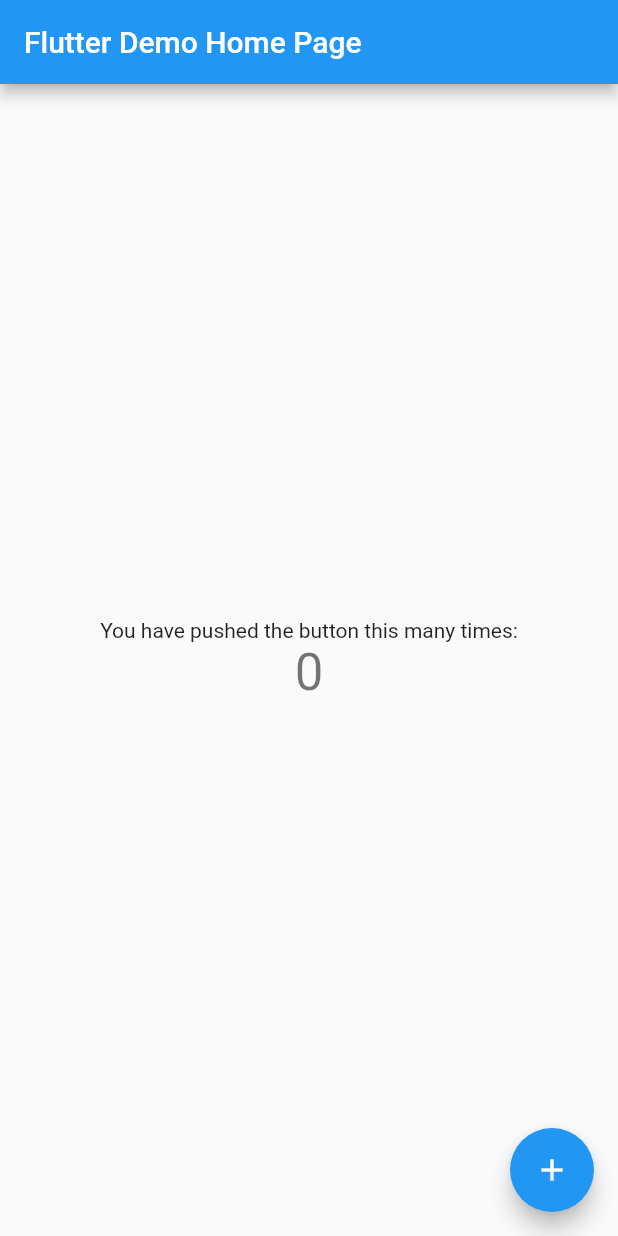
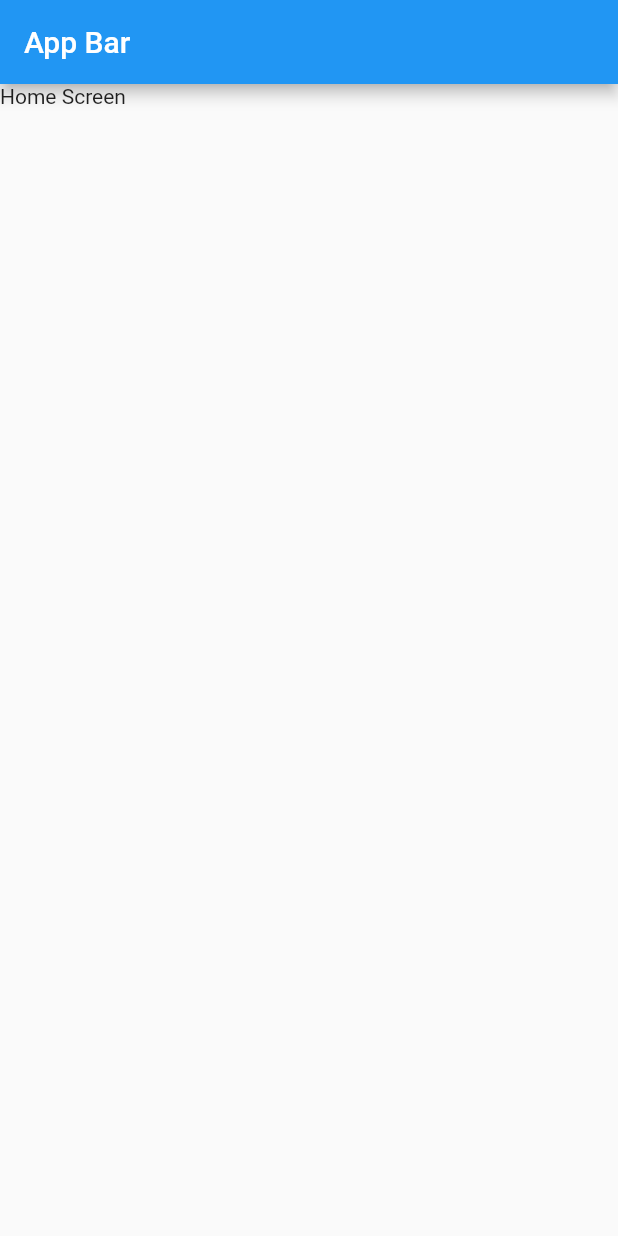
Before and after one commit to chak8x8/counta_app, a Flutter app: the screen it shows after launch, on a phone screen of 412 x 824 dp. Run offline on Flutter 3.47's test engine with Material 2 defaults, Android fonts, the phone set to English and light mode, and no system bars.

Commit message:
Edited Home Screen

```diff
--- a/lib/main.dart
+++ b/lib/main.dart
@@ -1,3 +1,4 @@
+import 'package:counta_app/screens/homescreen/homescreen.dart';
 import 'package:flutter/material.dart';
 
 void main() {
@@ -12,54 +13,27 @@ class MyApp extends StatelessWidget {
       theme: ThemeData(
         primarySwatch: Colors.blue,
       ),
-      home: MyHomePage(title: 'Flutter Demo Home Page'),
+      home: MyHomePage(),
     );
   }
 }
 
 class MyHomePage extends StatefulWidget {
-  MyHomePage({Key key, this.title}) : super(key: key);
-
-  final String title;
 
   @override
   _MyHomePageState createState() => _MyHomePageState();
 }
 
 class _MyHomePageState extends State<MyHomePage> {
-  int _counter = 0;
 
-  void _incrementCounter() {
-    setState(() {
-      _counter++;
-    });
-  }
 
   @override
   Widget build(BuildContext context) {
     return Scaffold(
       appBar: AppBar(
-        title: Text(widget.title),
+        title: Text("App Bar"),
       ),
-      body: Center(
-        child: Column(
-          mainAxisAlignment: MainAxisAlignment.center,
-          children: <Widget>[
-            Text(
-              'You have pushed the button this many times:',
-            ),
-            Text(
-              '$_counter',
-              style: Theme.of(context).textTheme.headline4,
-            ),
-          ],
-        ),
-      ),
-      floatingActionButton: FloatingActionButton(
-        onPressed: _incrementCounter,
-        tooltip: 'Increment',
-        child: Icon(Icons.add),
-      ), // This trailing comma makes auto-formatting nicer for build methods.
+      body: HomeScreen(),
     );
   }
 }
--- a/lib/screens/homescreen/homescreen.dart
+++ b/lib/screens/homescreen/homescreen.dart
@@ -0,0 +1,8 @@
+import 'package:flutter/material.dart';
+
+class HomeScreen extends StatelessWidget {
+  @override
+  Widget build(BuildContext context) {
+    return Text("Home Screen");
+  }
+}
```
